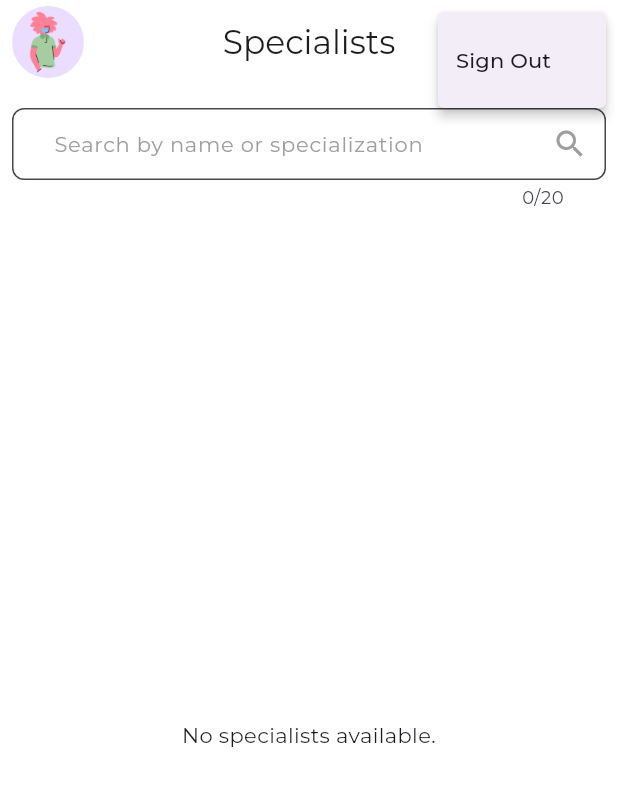
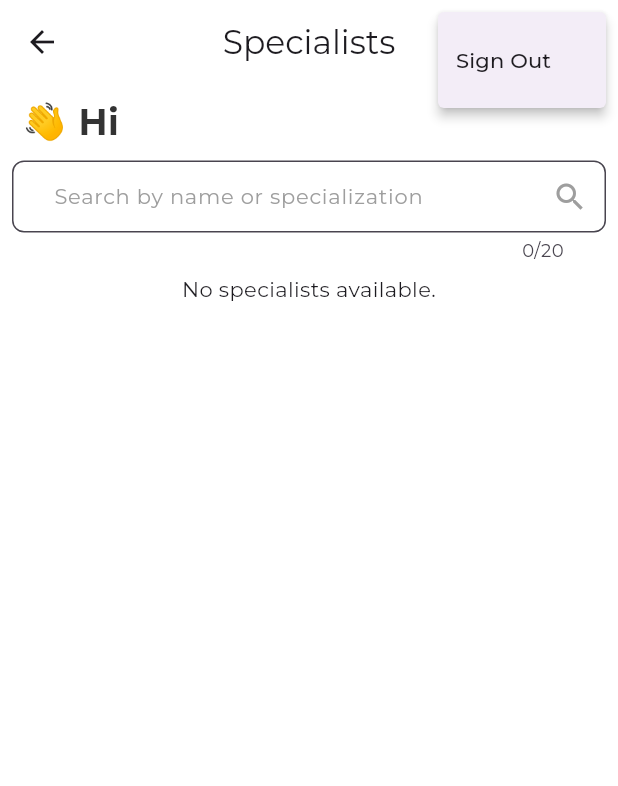
Before and after one commit to Aslmmon/ServiceReservationApp, a Flutter app: the SpecialistListScreen screen opened by its route, after a tap on the "more vert" icon, on a phone screen of 412 x 824 dp. Shown: the top 786 px of the screen. Run offline on Flutter 3.47's test engine with Material 3 defaults, Android fonts, the phone set to English and light mode, and no system bars; our stand-ins replace cloud_firestore, firebase_auth, firebase_core, flutter_dotenv, get, google_fonts and 2 more; accounts and stored records are empty.

Commit message:
added welcome text in Specialist screen

```diff
--- a/lib/data/models/user_model.dart
+++ b/lib/data/models/user_model.dart
@@ -1,15 +1,15 @@
 import 'package:cloud_firestore/cloud_firestore.dart';
 
-class User {
+class UserModel {
   final String id;
   final String name;
   final String email;
 
-  User({required this.id, required this.name, required this.email});
+  UserModel({required this.id, required this.name, required this.email});
 
-  factory User.fromFirestore(DocumentSnapshot<Map<String, dynamic>> doc) {
+  factory UserModel.fromFirestore(DocumentSnapshot<Map<String, dynamic>> doc) {
     final data = doc.data();
-    return User(
+    return UserModel(
       id: doc.id,
       name: data?['name'] as String? ?? '',
       email: data?['email'] as String? ?? '',
--- a/lib/domain/use_cases/auth/RegisterUserUseCase.dart
+++ b/lib/domain/use_cases/auth/RegisterUserUseCase.dart
@@ -1,4 +1,4 @@
-import 'package:service_reservation_app/data/models/user_model.dart' show User;
+import 'package:service_reservation_app/data/models/user_model.dart' show UserModel;
 import 'package:service_reservation_app/domain/repositories/user_repository.dart'
     show UserRepository;
 
@@ -7,7 +7,7 @@ class RegisterUserUseCase {
 
   RegisterUserUseCase({required this.userRepository});
 
-  Future<User?> execute(String name, String email, String password) async {
+  Future<UserModel?> execute(String name, String email, String password) async {
     return await userRepository.register(name, email, password);
   }
 }
--- a/lib/domain/use_cases/auth/get_current_user_use_case.dart
+++ b/lib/domain/use_cases/auth/get_current_user_use_case.dart
@@ -1,4 +1,4 @@
-import 'package:service_reservation_app/data/models/user_model.dart' show User;
+import 'package:service_reservation_app/data/models/user_model.dart' show UserModel;
 
 import '../../repositories/user_repository.dart';
 
@@ -7,7 +7,7 @@ class GetCurrentUserUseCase {
 
   GetCurrentUserUseCase({required this.userRepository});
 
-  Future<User?> execute() async {
+  Future<UserModel?> execute() async {
     return await userRepository.getCurrentUser();
   }
 }
--- a/lib/domain/use_cases/auth/login_user_use_case.dart
+++ b/lib/domain/use_cases/auth/login_user_use_case.dart
@@ -1,4 +1,4 @@
-import 'package:service_reservation_app/data/models/user_model.dart' show User;
+import 'package:service_reservation_app/data/models/user_model.dart' show UserModel;
 
 import '../../repositories/user_repository.dart';
 
@@ -7,7 +7,7 @@ class LoginUserUseCase {
 
   LoginUserUseCase({required this.userRepository});
 
-  Future<User?> execute(String email, String password) async {
+  Future<UserModel?> execute(String email, String password) async {
     return await userRepository.login(email, password);
   }
 }
--- a/lib/presentation/bindings/specialist_binding.dart
+++ b/lib/presentation/bindings/specialist_binding.dart
@@ -3,6 +3,7 @@ import 'package:service_reservation_app/data/data_source/firebase_specialist_dat
     show FirebaseSpecialistRepository;
 import 'package:service_reservation_app/domain/repositories/specialist_repository.dart'
     show SpecialistRepository;
+import 'package:service_reservation_app/domain/use_cases/auth/get_current_user_use_case.dart';
 import 'package:service_reservation_app/domain/use_cases/specialities/get_all_specialists_use_case.dart'
     show GetAllSpecialistsUseCase;
 import 'package:service_reservation_app/domain/use_cases/specialities/get_specialist_by_id_use_case.dart'
@@ -11,7 +12,6 @@ import 'package:service_reservation_app/presentation/specialists/specialists_con
     show SpecialistController;
 
 import '../../domain/use_cases/auth/logout_user_use_case.dart';
-
 
 class SpecialistBinding extends Bindings {
   @override
@@ -25,9 +25,8 @@ class SpecialistBinding extends Bindings {
     );
     Get.lazyPut(() => SpecialistController());
 
-    Get.lazyPut(
-          () => LogoutUserUseCase(userRepository: Get.find()),
-      fenix: true,
-    );
+    Get.lazyPut(() => LogoutUserUseCase(userRepository: Get.find()));
+
+    Get.lazyPut(() => GetCurrentUserUseCase(userRepository: Get.find()));
   }
 }
--- a/lib/presentation/specialists/specialist_list_screen.dart
+++ b/lib/presentation/specialists/specialist_list_screen.dart
@@ -20,13 +20,6 @@ class SpecialistListScreen extends GetView<SpecialistController> {
     return Scaffold(
       appBar: AppBar(
         centerTitle: true,
-        leading: Padding(
-          padding: const EdgeInsets.only(left: 8.0),
-          child: Hero(
-            tag: "1",
-            child: CircleAvatar(child: Image.asset(AppAssets.logo, scale: 22)),
-          ),
-        ),
         forceMaterialTransparency: true,
         title: Text(AppStrings.specialists.tr),
         actions: [
@@ -42,11 +35,17 @@ class SpecialistListScreen extends GetView<SpecialistController> {
             icon: const Icon(Icons.more_vert),
           ),
         ],
-        bottom: PreferredSize(
-          preferredSize: const Size.fromHeight(100.0),
-          child: Padding(
+      ),
+      body: Padding(
         padding: const EdgeInsets.all(8.0),
-            child: ReusableTextField(
+        child: Column(
+          crossAxisAlignment: CrossAxisAlignment.start,
+          children: [
+            Text(
+              " ${AppStrings.emojiHi} ${controller.getUser()?.name} ",
+              style: AppTextStyles.heading,
+            ),
+            ReusableTextField(
               // Using the reusable component
               labelText: AppStrings.searchSpecialistHint.tr,
               controller: controller.searchController,
@@ -54,13 +53,11 @@ class SpecialistListScreen extends GetView<SpecialistController> {
               suffixIcon: const Icon(Icons.search, color: AppColors.lightText),
               onChanged: controller.filterSpecialists,
             ),
-          ),
-        ),
-      ),
-      body: Obx(() {
+            Obx(() {
               if (controller.isLoading.value) {
                 return const Center(
-            child: LoadingIndicator(), // Using the reusable loading indicator
+                  child:
+                      LoadingIndicator(), // Using the reusable loading indicator
                 );
               } else if (controller.errorMessage.value.isNotEmpty) {
                 return Center(
@@ -84,11 +81,13 @@ class SpecialistListScreen extends GetView<SpecialistController> {
                   ), // Reusable empty state
                 );
               } else {
-          return ListView.builder(
+                return Expanded(
+                  child: ListView.builder(
                     itemCount: controller.specialistsByCategory.keys.length,
                     itemBuilder: (context, categoryIndex) {
                       final specialization =
-                  controller.specialistsByCategory.keys.toList()[categoryIndex];
+                          controller.specialistsByCategory.keys
+                              .toList()[categoryIndex];
                       final specialistsInCategory =
                           controller.specialistsByCategory[specialization]!;
                       return AnimatedOpacity(
@@ -110,7 +109,9 @@ class SpecialistListScreen extends GetView<SpecialistController> {
                             GridView.builder(
                               shrinkWrap: true,
                               physics: const NeverScrollableScrollPhysics(),
-                      padding: const EdgeInsets.symmetric(horizontal: 8.0),
+                              padding: const EdgeInsets.symmetric(
+                                horizontal: 8.0,
+                              ),
                               gridDelegate:
                                   const SliverGridDelegateWithFixedCrossAxisCount(
                                     crossAxisCount: 3,
@@ -121,16 +122,22 @@ class SpecialistListScreen extends GetView<SpecialistController> {
                               itemCount: specialistsInCategory.length,
                               itemBuilder: (context, index) {
                                 final specialist = specialistsInCategory[index];
-                        return SpecialistGridItem(specialist: specialist);
+                                return SpecialistGridItem(
+                                  specialist: specialist,
+                                );
                               },
                             ),
                           ],
                         ),
                       );
                     },
+                  ),
                 );
               }
             }),
+          ],
+        ),
+      ),
     );
   }
 }
--- a/lib/presentation/specialists/specialists_controller.dart
+++ b/lib/presentation/specialists/specialists_controller.dart
@@ -1,8 +1,12 @@
 import 'package:cloud_firestore/cloud_firestore.dart' show FirebaseFirestore;
+import 'package:firebase_auth/firebase_auth.dart';
 import 'package:flutter/material.dart';
 import 'package:get/get.dart';
 import 'package:service_reservation_app/data/models/specialist_model.dart'
     show Specialist, createDummySpecialistList, specialistLists;
+import 'package:service_reservation_app/data/models/user_model.dart';
+import 'package:service_reservation_app/domain/use_cases/appointment/GetUserAppointmentsUseCase.dart';
+import 'package:service_reservation_app/domain/use_cases/auth/get_current_user_use_case.dart';
 import 'package:service_reservation_app/domain/use_cases/specialities/get_all_specialists_use_case.dart'
     show GetAllSpecialistsUseCase;
 import 'package:service_reservation_app/domain/use_cases/specialities/get_specialist_by_id_use_case.dart'
@@ -10,11 +14,13 @@ import 'package:service_reservation_app/domain/use_cases/specialities/get_specia
 
 import '../../domain/use_cases/auth/logout_user_use_case.dart';
 import '../../routes/app_routes.dart';
+import '../../data/models/user_model.dart';
 
 class SpecialistController extends GetxController {
   final GetAllSpecialistsUseCase _getAllSpecialistsUseCase = Get.find();
   final GetSpecialistByIdUseCase _getSpecialistByIdUseCase = Get.find();
   final LogoutUserUseCase _logoutUserUseCase = Get.find();
+  final GetCurrentUserUseCase _getCurrentUserUseCase = Get.find();
 
   final RxList<Specialist> _allSpecialists = <Specialist>[].obs;
   final RxList<Specialist> filteredSpecialists = <Specialist>[].obs;
@@ -26,8 +32,11 @@ class SpecialistController extends GetxController {
       <String, List<Specialist>>{}.obs;
   final TextEditingController searchController = TextEditingController();
 
+  final Rxn<UserModel> loggedInUser = Rxn<UserModel>();
+
   @override
   void onInit() {
+    loadLoggedInUser();
     fetchSpecialists();
     searchController.addListener(() {
       filterSpecialists(searchController.text);
@@ -60,8 +69,7 @@ class SpecialistController extends GetxController {
           .doc(value.id)
           .set(value.toFirestore())
           .onError(
-            (e, _) =>
-                print("Error writing document for ${value.name}: $e"),
+            (e, _) => print("Error writing document for ${value.name}: $e"),
           );
     }
 
@@ -73,10 +81,18 @@ class SpecialistController extends GetxController {
       _logoutUserUseCase.execute().whenComplete(() {
         Get.offAllNamed(AppRoutes.login);
       });
-
     } catch (e) {
       print('Error signing out: $e');
     }
+  }
+
+  Future<void> loadLoggedInUser() async {
+    final user = await _getCurrentUserUseCase.execute();
+    loggedInUser.value = user;
+  }
+
+  UserModel? getUser() {
+    return loggedInUser.value;
   }
 
   Future<void> getSpecialistDetails(String id) async {
@@ -121,7 +137,7 @@ class SpecialistController extends GetxController {
 
   @override
   void onClose() {
-    searchController.dispose(); // Dispose of the searchController
+    searchController.dispose();
     super.onClose();
   }
 }
--- a/lib/utils/appStrings/AppStrings.dart
+++ b/lib/utils/appStrings/AppStrings.dart
@@ -1,4 +1,7 @@
 class AppStrings {
+
+  static final emojiHi = "👋 Hi";
+
   static const String appName = 'Service Reservation App';
   static const String error = 'Error';
   static const String loading = 'Loading...';
```
Also changed, not shown: lib/data/data_source/firebase_user_data_source.dart (+8 -8 lines), lib/domain/repositories/user_repository.dart (+5 -5 lines), lib/domain/use_cases/specialities/get_current_user_use_case.dart (deleted, +0 -13 lines). Lines whose indentation alone changed are shown as unchanged.
